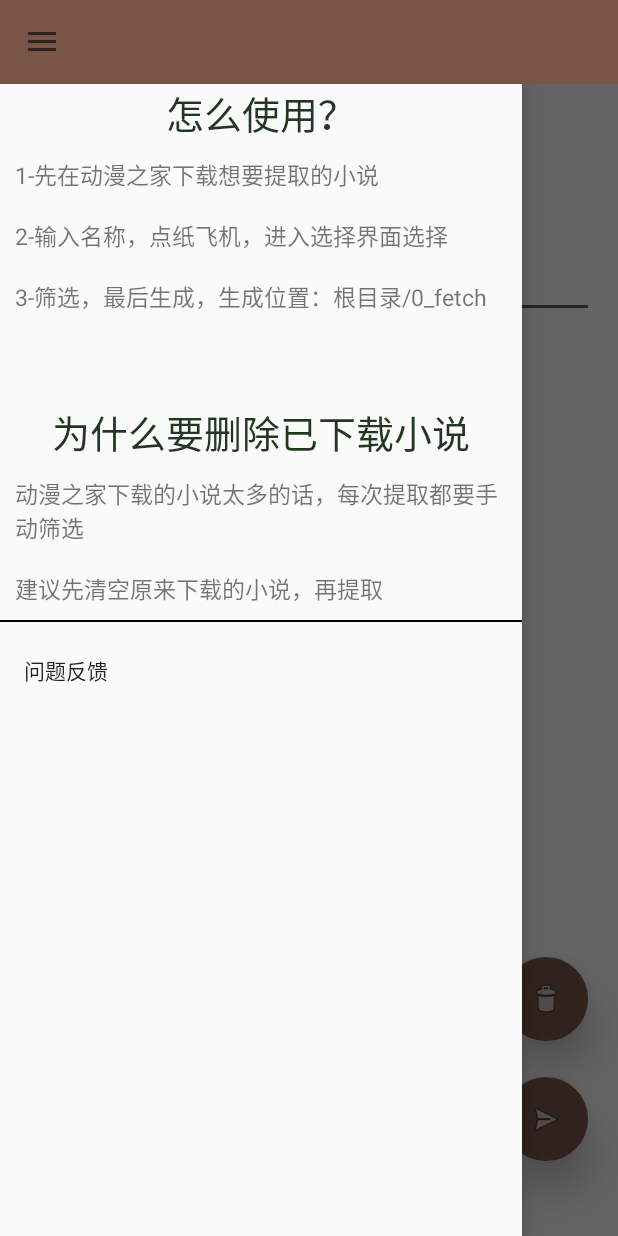
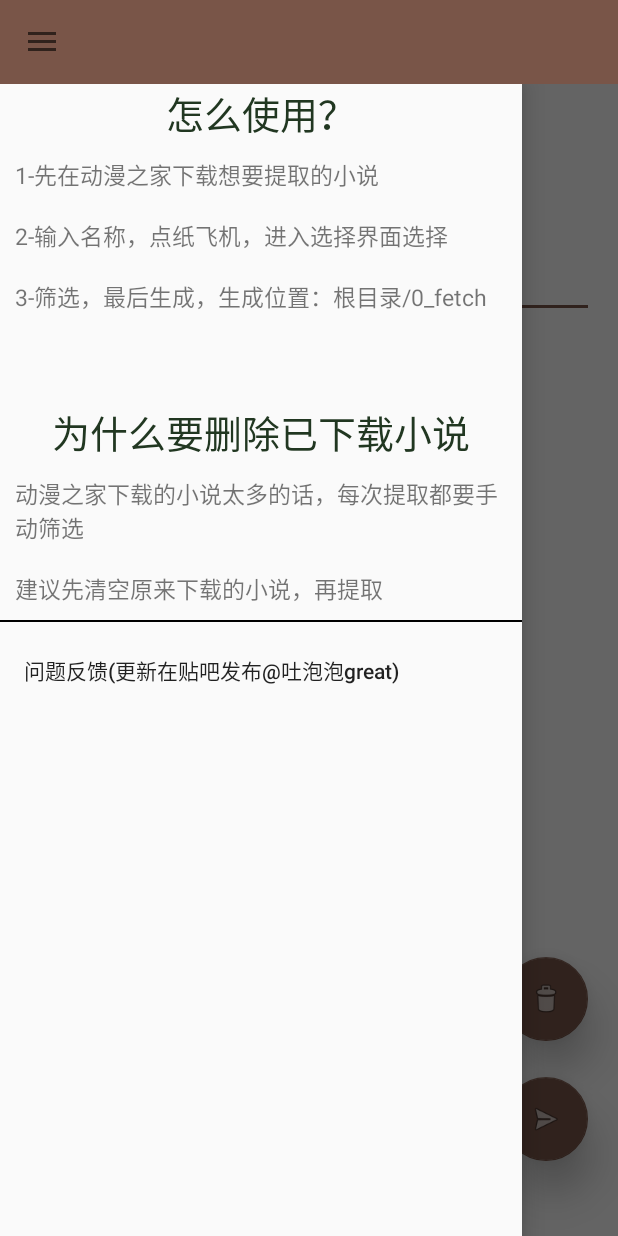
Before and after one commit to ZaneStear/dmzj_tool, an Android app: the screen it shows after launch (MainActivity), on a phone screen of 412 x 824 dp. Run offline under Robolectric (Android 15) with nearby library versions, the phone set to English and light mode, and no system bars.

Commit message:
修复bug

```diff
--- a/app/build.gradle
+++ b/app/build.gradle
@@ -3,7 +3,6 @@ apply plugin: 'com.android.application'
 android {
     compileSdkVersion 28
     buildToolsVersion "29.0.3"
-
     defaultConfig {
         applicationId "com.mirroring.dmzjtool"
         minSdkVersion 23
--- a/app/src/main/AndroidManifest.xml
+++ b/app/src/main/AndroidManifest.xml
@@ -1,18 +1,21 @@
 <?xml version="1.0" encoding="utf-8"?>
 <manifest xmlns:android="http://schemas.android.com/apk/res/android"
     package="com.mirroring.activities">
+
 
     <uses-permission android:name="android.permission.WRITE_EXTERNAL_STORAGE" />
     <uses-permission android:name="android.permission.READ_EXTERNAL_STORAGE" />
     <uses-permission android:name="android.permission.INTERNET" />
 
     <application
+        android:name="com.mirroring.units.MyApplication"
         android:allowBackup="true"
         android:icon="@mipmap/dmzj_tool_icon"
         android:label="@string/app_name"
         android:roundIcon="@mipmap/dmzj_tool_icon_round"
         android:supportsRtl="true"
         android:theme="@style/AppTheme">
+
         <activity android:name="com.mirroring.activities.MainActivity">
             <intent-filter>
                 <action android:name="android.intent.action.MAIN" />
--- a/app/src/main/java/com/mirroring/activities/ChooseChapterActivity.java
+++ b/app/src/main/java/com/mirroring/activities/ChooseChapterActivity.java
@@ -85,7 +85,7 @@ public class ChooseChapterActivity extends AppCompatActivity implements View.OnC
                     //如果这章的id和当前文件的lastNu一样,说明找到这章的名字了
                     if (lastNum == chaptersBean.getChapter_id()) {
                         //替换名称，小说名+卷名+章名
-                        chapterInfo.setChapterName(novelName + " " + juan + " " + chaptersBean.getChapter_name());
+                        chapterInfo.setChapterName(novelName + "\n" + juan + "\n" + chaptersBean.getChapter_name());
                     }
                 }
             }
--- a/app/src/main/java/com/mirroring/bean/ChapterInfo.java
+++ b/app/src/main/java/com/mirroring/bean/ChapterInfo.java
@@ -1,16 +1,22 @@
 package com.mirroring.bean;
+
+import android.util.Log;
 
 import com.mirroring.units.FileUnit;
 import com.mirroring.units.HttpUnits;
+import com.mirroring.units.StringUnits;
 
 import java.io.File;
 import java.util.ArrayList;
+import java.util.Collections;
 import java.util.List;
+
+import static com.mirroring.activities.MainActivity.TAG;
 
 /**
  * 从本地文件遍历得来的所有章节信息，最后用来和json比对
  */
-public class ChapterInfo {
+public class ChapterInfo implements Comparable<ChapterInfo>{
     //用来保存所有的chapter
     private static List<ChapterInfo> chapterInfoList;
 
@@ -27,6 +33,7 @@ public class ChapterInfo {
         this.chapterName = file.getName();
         this.file = file;
         this.chapterContent = FileUnit.readFile(file.getAbsolutePath());
+
         String[] strings = chapterName.split("_");
         firstNum = strings[0];
         secondNum = strings[1];
@@ -42,6 +49,7 @@ public class ChapterInfo {
      */
     public static List<ChapterInfo> getChapterInfoList() {
         if (chapterInfoList==null) chapterInfoList = new ArrayList<>();
+        Collections.sort(chapterInfoList);
         return chapterInfoList;
     }
 
@@ -80,4 +88,14 @@ public class ChapterInfo {
     public static void clearChapterInfo() {
         chapterInfoList.clear();
     }
+
+    @Override
+    public int compareTo(ChapterInfo o) {
+        if (this.chapterName.compareTo(o.getChapterName())>0) {
+            return 1;
+        }else if (this.chapterName.compareTo(o.getChapterName())<0){
+            return -1;
+        }
+        return 0;
+    }
 }
--- a/app/src/main/java/com/mirroring/bean/PreToParsing.java
+++ b/app/src/main/java/com/mirroring/bean/PreToParsing.java
@@ -41,6 +41,10 @@ public class PreToParsing {
         return needParsing;
     }
 
+    public static void clearNeedParsing() {
+        needParsing.clear();
+    }
+
     /**
      * 罗列needParsing
      */
--- /dev/null
+++ b/app/src/main/java/com/mirroring/units/MyApplication.java
@@ -0,0 +1,10 @@
+package com.mirroring.units;
+
+import android.app.Application;
+
+public class MyApplication extends Application {
+    @Override
+    public void onCreate() {
+        super.onCreate();
+    }
+}
--- a/app/src/main/res/layout/drawer_layout_header.xml
+++ b/app/src/main/res/layout/drawer_layout_header.xml
@@ -9,7 +9,7 @@
         android:layout_height="wrap_content"
         android:layout_alignParentTop="true"
         android:layout_centerInParent="true"
-        android:text="怎么使用？"
+        android:text="@string/use_title"
         android:textColor="#213721"
         android:textSize="25sp" />
 
@@ -20,7 +20,7 @@
         android:layout_width="wrap_content"
         android:layout_height="wrap_content"
         android:layout_below="@+id/t1"
-        android:text="1-先在动漫之家下载想要提取的小说\n\n2-输入名称，点纸飞机，进入选择界面选择\n\n3-筛选，最后生成，生成位置：根目录/0_fetch" />
+        android:text="@string/use_content" />
 
     <TextView
         android:id="@+id/t3"
@@ -31,7 +31,7 @@
         android:layout_centerInParent="true"
         android:layout_width="wrap_content"
         android:layout_height="wrap_content"
-        android:text="为什么要删除已下载小说" />
+        android:text="@string/delete_reason_title" />
 
     <TextView
         android:layout_margin="10dp"
@@ -40,7 +40,7 @@
         android:layout_width="wrap_content"
         android:layout_height="wrap_content"
         android:layout_below="@+id/t3"
-        android:text="动漫之家下载的小说太多的话，每次提取都要手动筛选\n\n建议先清空原来下载的小说，再提取" />
+        android:text="@string/delete_reason_content" />
 
     <View
         android:layout_below="@+id/t4"
--- a/app/src/main/res/menu/menu_drawer.xml
+++ b/app/src/main/res/menu/menu_drawer.xml
@@ -1,6 +1,6 @@
 <?xml version="1.0" encoding="utf-8"?>
 <menu xmlns:android="http://schemas.android.com/apk/res/android">
     <item android:id="@+id/question"
-        android:title="问题反馈"/>
+        android:title="@string/menu_question"/>
 
 </menu>
--- a/app/src/main/res/values/strings.xml
+++ b/app/src/main/res/values/strings.xml
@@ -1,8 +1,13 @@
 <resources>
-    <string name="app_name">动漫之家小说提取</string>
+    <string name="app_name">动漫之家提取</string>
     <string name="open_drawer">open drawer</string>
     <string name="close_drawer">close drawer</string>
     <string name="use">How To Use</string>
     <string name="novel_name">生成小说文件的名称</string>
     <string name="final_path">生成路径（默认：根目录/0dmzj/）</string>
+    <string name="menu_question">问题反馈(更新在贴吧发布@吐泡泡great)</string>
+    <string name="use_title">怎么使用？</string>
+    <string name="use_content">1-先在动漫之家下载想要提取的小说\n\n2-输入名称，点纸飞机，进入选择界面选择\n\n3-筛选，最后生成，生成位置：根目录/0_fetch</string>
+    <string name="delete_reason_title">为什么要删除已下载小说</string>
+    <string name="delete_reason_content">动漫之家下载的小说太多的话，每次提取都要手动筛选\n\n建议先清空原来下载的小说，再提取</string>
 </resources>
```
Also changed, not shown: app/src/main/java/com/mirroring/activities/MainActivity.java (+19 -0 lines), app/src/main/java/com/mirroring/units/StringUnits.java (+14 -0 lines), build.gradle (line endings or trailing spaces).
